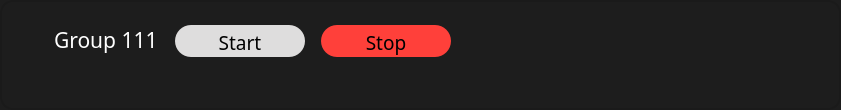
Before: the Qt Designer form multibench/widgets/groupwidget.ui in IlyaZh/Maiman-MCBS, drawn with Qt 5.
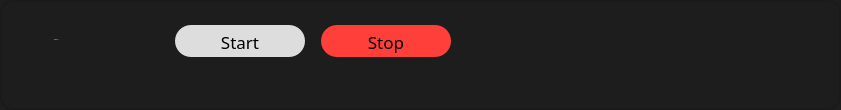
After: the same form once the commit is applied.

The edit to the form file:
```diff
--- a/multibench/widgets/groupwidget.ui
+++ b/multibench/widgets/groupwidget.ui
@@ -88,7 +88,7 @@
        <property name="font">
         <font>
          <family>Poppins</family>
-         <pointsize>14</pointsize>
+         <pointsize>13</pointsize>
         </font>
        </property>
        <property name="styleSheet">
@@ -127,7 +127,7 @@
        <property name="font">
         <font>
          <family>Poppins</family>
-         <pointsize>14</pointsize>
+         <pointsize>13</pointsize>
         </font>
        </property>
        <property name="styleSheet">
@@ -205,7 +205,10 @@
        <property name="font">
         <font>
          <family>Poppins Medium</family>
-         <pointsize>16</pointsize>
+         <pointsize>-1</pointsize>
+         <weight>7</weight>
+         <italic>false</italic>
+         <bold>false</bold>
         </font>
        </property>
        <property name="styleSheet">
```
Left out of the diff: 3 changed lines with no effect on the pictures.
